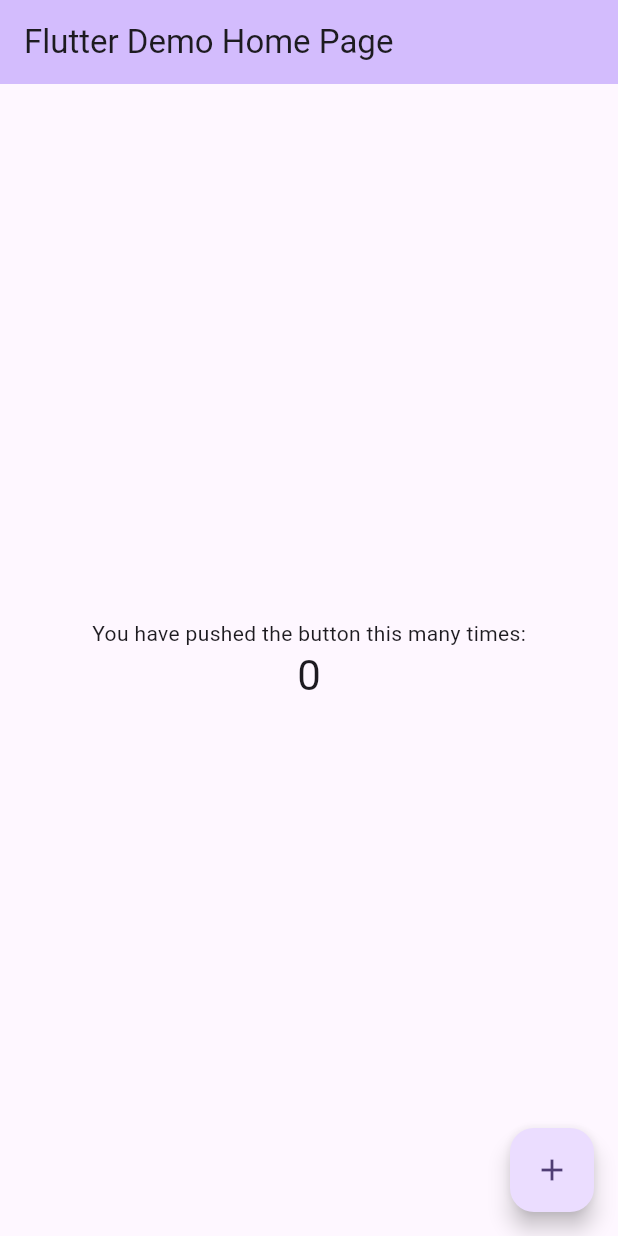
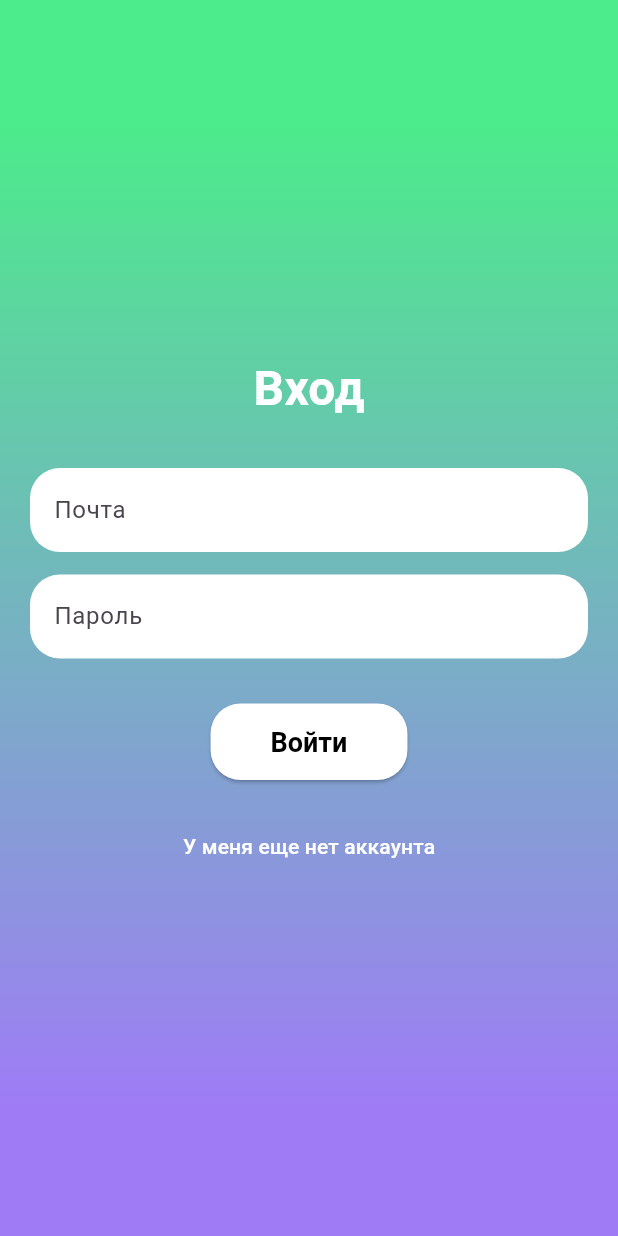
Before and after one commit to i-am-helen/dodiddone, a Flutter app: the screen it shows after launch, on a phone screen of 412 x 824 dp. Run offline on Flutter 3.47's test engine with Material 3 defaults, Android fonts, the phone set to English and light mode, and no system bars.

Commit message:
login page

```diff
--- a/lib/app/app.dart
+++ b/lib/app/app.dart
@@ -1,4 +1,6 @@
+import 'package:dodiddone/pages/login_page.dart';
 import 'package:dodiddone/pages/my_home_page.dart';
+import 'package:dodiddone/theme/theme.dart';
 import 'package:flutter/material.dart';
 
 class MyApp extends StatelessWidget {
@@ -9,26 +11,9 @@ class MyApp extends StatelessWidget {
   Widget build(BuildContext context) {
     return MaterialApp(
       title: 'Flutter Demo',
-      theme: ThemeData(
-        // This is the theme of your application.
-        //
-        // TRY THIS: Try running your application with "flutter run". You'll see
-        // the application has a purple toolbar. Then, without quitting the app,
-        // try changing the seedColor in the colorScheme below to Colors.green
-        // and then invoke "hot reload" (save your changes or press the "hot
-        // reload" button in a Flutter-supported IDE, or press "r" if you used
-        // the command line to start the app).
-        //
-        // Notice that the counter didn't reset back to zero; the application
-        // state is not lost during the reload. To reset the state, use hot
-        // restart instead.
-        //
-        // This works for code too, not just values: Most code changes can be
-        // tested with just a hot reload.
-        colorScheme: ColorScheme.fromSeed(seedColor: Colors.deepPurple),
-        useMaterial3: true,
-      ),
-      home: const MyHomePage(title: 'Flutter Demo Home Page'),
+      theme: DoDidDoneTheme.lightTheme,
+      //home: const MyHomePage(title: 'Flutter Demo Home Page'),
+      home: const LoginPage(),
     );
   }
 }
--- /dev/null
+++ b/lib/pages/login_page.dart
@@ -0,0 +1,131 @@
+import 'package:flutter/material.dart';
+
+class LoginPage extends StatefulWidget {
+  const LoginPage({Key? key}) : super(key: key);
+
+  @override
+  State<LoginPage> createState() => _LoginPageState();
+}
+
+class _LoginPageState extends State<LoginPage> {
+  bool isLogin = true; // Флаг для определения режима (вход/регистрация)
+
+  @override
+  Widget build(BuildContext context) {
+    return Scaffold(
+      body: Container(
+        decoration: BoxDecoration(
+          gradient: LinearGradient(
+            begin: Alignment.topCenter,
+            end: Alignment.bottomCenter,
+            colors: isLogin
+                ? [
+                    Theme.of(context).colorScheme.secondary,
+                    Theme.of(context).colorScheme.primary,
+                  ]
+                : [
+                    Theme.of(context).colorScheme.primary,
+                    Theme.of(context).colorScheme.secondary,
+                  ],
+            stops: const [0.1, 0.9], // Основной цвет занимает 90%
+          ),
+        ),
+        child: Padding(
+          padding: const EdgeInsets.all(20.0),
+          child: Column(
+            mainAxisAlignment: MainAxisAlignment.center,
+            children: [
+              Text(
+                isLogin ? 'Вход' : 'Регистрация',
+                style: const TextStyle(
+                  fontSize: 32,
+                  fontWeight: FontWeight.bold,
+                  color: Colors.white,
+                ),
+              ),
+              const SizedBox(height: 30),
+              TextField(
+                decoration: const InputDecoration(
+                  hintText: 'Почта',
+                  filled: true,
+                  fillColor: Colors.white,
+                  border: OutlineInputBorder(
+                    borderRadius: BorderRadius.all(Radius.circular(20)),
+                    borderSide: BorderSide.none,
+                  ),
+                ),
+              ),
+              const SizedBox(height: 15),
+              TextField(
+                obscureText: true,
+                decoration: const InputDecoration(
+                  hintText: 'Пароль',
+                  filled: true,
+                  fillColor: Colors.white,
+                  border: OutlineInputBorder(
+                    borderRadius: BorderRadius.all(Radius.circular(20)),
+                    borderSide: BorderSide.none,
+                  ),
+                ),
+              ),
+              if (!isLogin) // Условие для отображения поля только при регистрации
+                const SizedBox(height: 15),
+              if (!isLogin) // Условие для отображения поля только при регистрации
+                TextField(
+                  obscureText: true,
+                  decoration: const InputDecoration(
+                    hintText: 'Повторить пароль',
+                    filled: true,
+                    fillColor: Colors.white,
+                    border: OutlineInputBorder(
+                      borderRadius: BorderRadius.all(Radius.circular(20)),
+                      borderSide: BorderSide.none,
+                    ),
+                  ),
+                ),
+              const SizedBox(height: 30),
+              ElevatedButton(
+                onPressed: () {},
+                style: ElevatedButton.styleFrom(
+                  backgroundColor: Colors.white,
+                  padding: const EdgeInsets.symmetric(
+                    horizontal: 40,
+                    vertical: 15,
+                  ),
+                  textStyle: const TextStyle(
+                    fontSize: 18,
+                    fontWeight: FontWeight.bold,
+                  ),
+                  shape: RoundedRectangleBorder(
+                    borderRadius: BorderRadius.circular(20),
+                  ),
+                ),
+                child: Text(
+                  isLogin ? 'Войти' : 'Зарегистрироваться',
+                  style: const TextStyle(color: Colors.black),
+                ),
+              ),
+              const SizedBox(height: 20),
+              TextButton(
+                onPressed: () {
+                  setState(() {
+                    isLogin = !isLogin;
+                  });
+                },
+                child: Text(
+                  isLogin
+                      ? 'У меня еще нет аккаунта'
+                      : 'Уже есть аккаунт?',
+                  style: const TextStyle(
+                    color: Colors.white,
+                    //decoration: TextDecoration.underline,
+                  ),
+                ),
+              ),
+            ],
+          ),
+        ),
+      ),
+    );
+  }
+}
--- a/lib/pages/my_home_page.dart
+++ b/lib/pages/my_home_page.dart
@@ -72,7 +72,7 @@ class _MyHomePageState extends State<MyHomePage> {
           mainAxisAlignment: MainAxisAlignment.center,
           children: <Widget>[
             const Text(
-              'You have pushed the button this many times:',
+              'YYYYYYou have pushed the button this many times:',
             ),
             Text(
               '$_counter',
--- /dev/null
+++ b/lib/theme/theme.dart
@@ -0,0 +1,13 @@
+import 'package:flutter/material.dart';
+
+class DoDidDoneTheme {
+  static ThemeData lightTheme = ThemeData(
+    colorScheme: ColorScheme.fromSeed(
+      seedColor: const Color(0xFF9f7bf6), // Primary color
+      brightness: Brightness.light,
+      primary: const Color(0xFF9f7bf6), // Primary color
+      secondary: const Color(0xFF4ceb8b), // Secondary color
+    ),
+    useMaterial3: true,
+  );
+}
```
